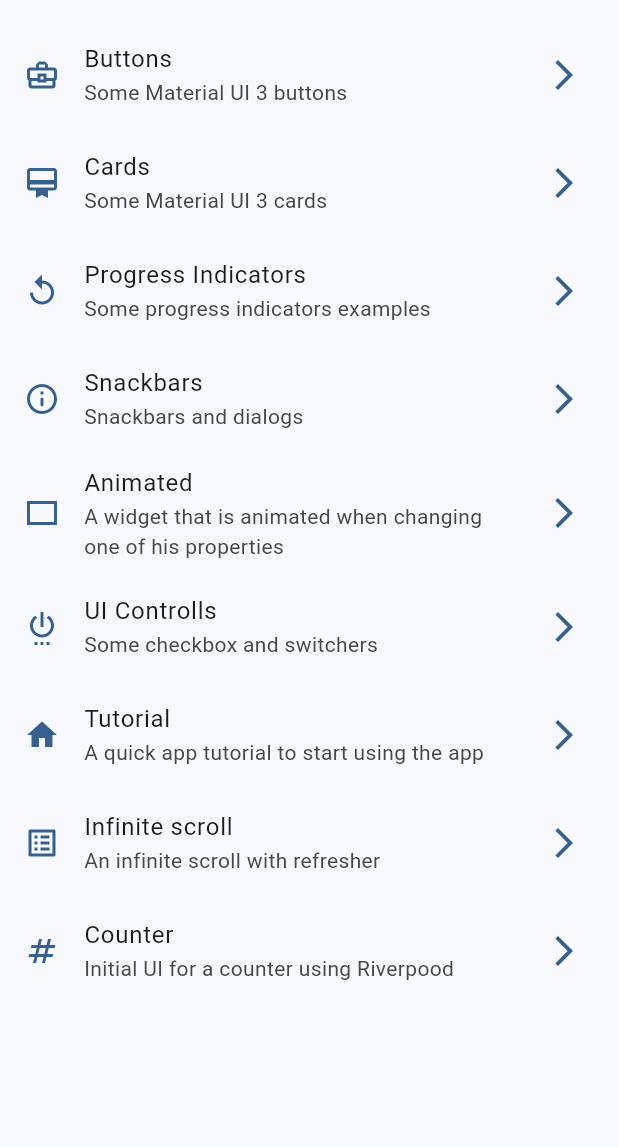
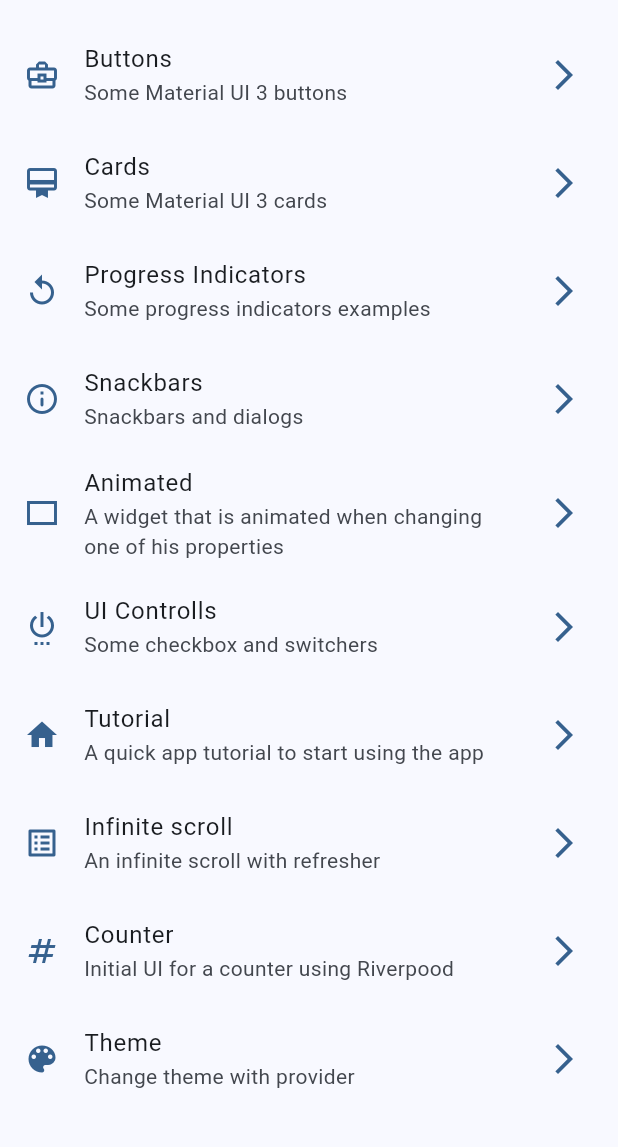
Before and after one commit to luislealdev/widgets-app-flutter, a Flutter app: the screen it shows after launch, on a phone screen of 412 x 824 dp, the part 63-1210 px from its top. Run offline on Flutter 3.47's test engine with Material 2 defaults, Android fonts, the phone set to English and light mode, and no system bars; our stand-ins replace animate_do, flutter_riverpod, go_router.

Commit message:
Add screen to change colors

```diff
--- a/lib/config/menu/menu_items.dart
+++ b/lib/config/menu/menu_items.dart
@@ -60,4 +60,9 @@ const menuItems = <MenuItem>[
       description: 'Initial UI for a counter using Riverpood',
       url: '/counter',
       icon: Icons.numbers),
+  MenuItem(
+      title: 'Theme',
+      description: 'Change theme with provider',
+      url: '/theme-changer',
+      icon: Icons.color_lens),
 ];
--- a/lib/config/routes/app_router.dart
+++ b/lib/config/routes/app_router.dart
@@ -45,5 +45,9 @@ final appRouter = GoRouter(
       path: '/counter',
       builder: (context, state) => const CounterScreen(),
     ),
+    GoRoute(
+      path: '/theme-changer',
+      builder: (context, state) => const ThemeChangerScreen(),
+    ),
   ],
 );
--- /dev/null
+++ b/lib/presentation/providers/theme_provider.dart
@@ -0,0 +1,6 @@
+import 'package:flutter_riverpod/flutter_riverpod.dart';
+import 'package:widgets_app/config/theme/app_theme.dart';
+
+final themeProvider = StateProvider((ref) => false);
+
+final colorListProvider = Provider((ref) => colors);
--- a/lib/presentation/screens/screens.dart
+++ b/lib/presentation/screens/screens.dart
@@ -1,3 +1,4 @@
+export 'package:widgets_app/presentation/theme/theme_changer_screen.dart';
 export 'package:widgets_app/presentation/screens/animated/animated_screen.dart';
 export 'package:widgets_app/presentation/screens/infinite_scroll/infinite_scroll_screen.dart';
 export 'package:widgets_app/presentation/screens/progress/progress_screen.dart';
```
Also changed, not shown: lib/presentation/screens/counter/counter_screen.dart (+11 -0 lines), lib/presentation/theme/theme_changer_screen.dart (added, +42 -0 lines).
